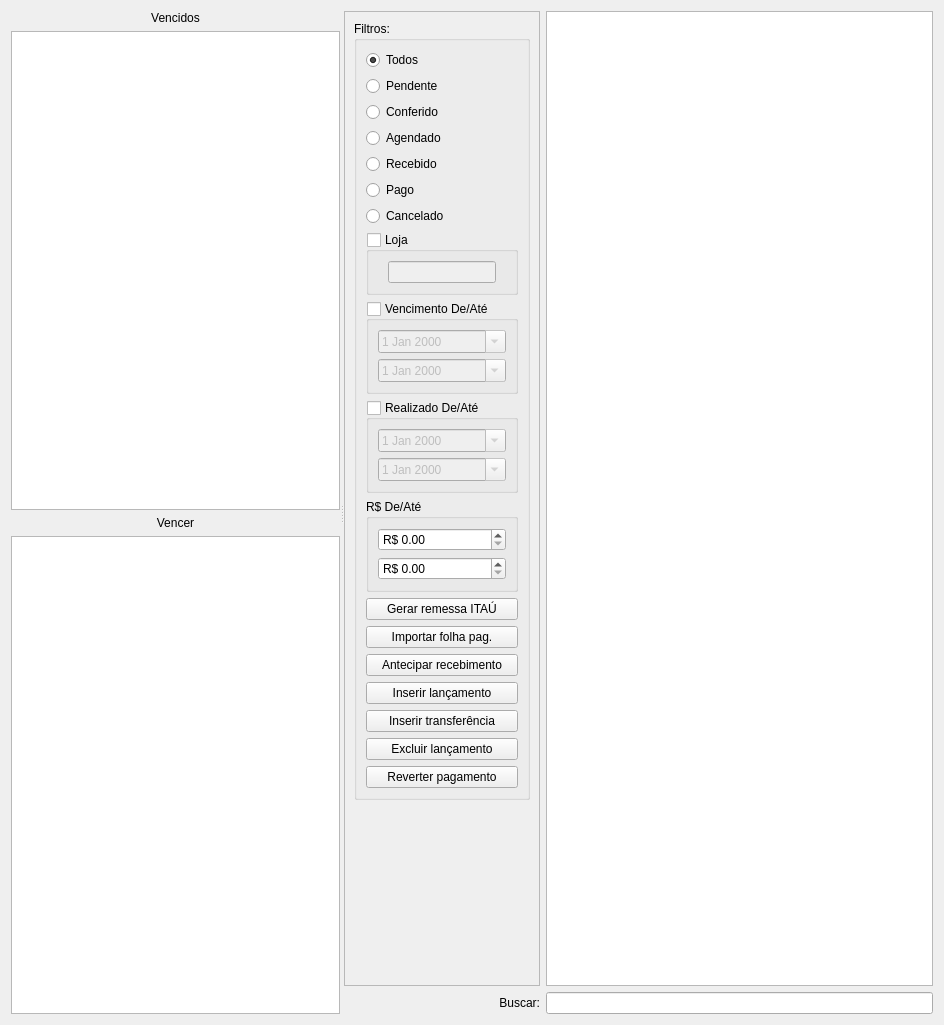
Old version of the form ui/widgetfinanceirocontas.ui in the repository darktorres/ERP-STACCATO.
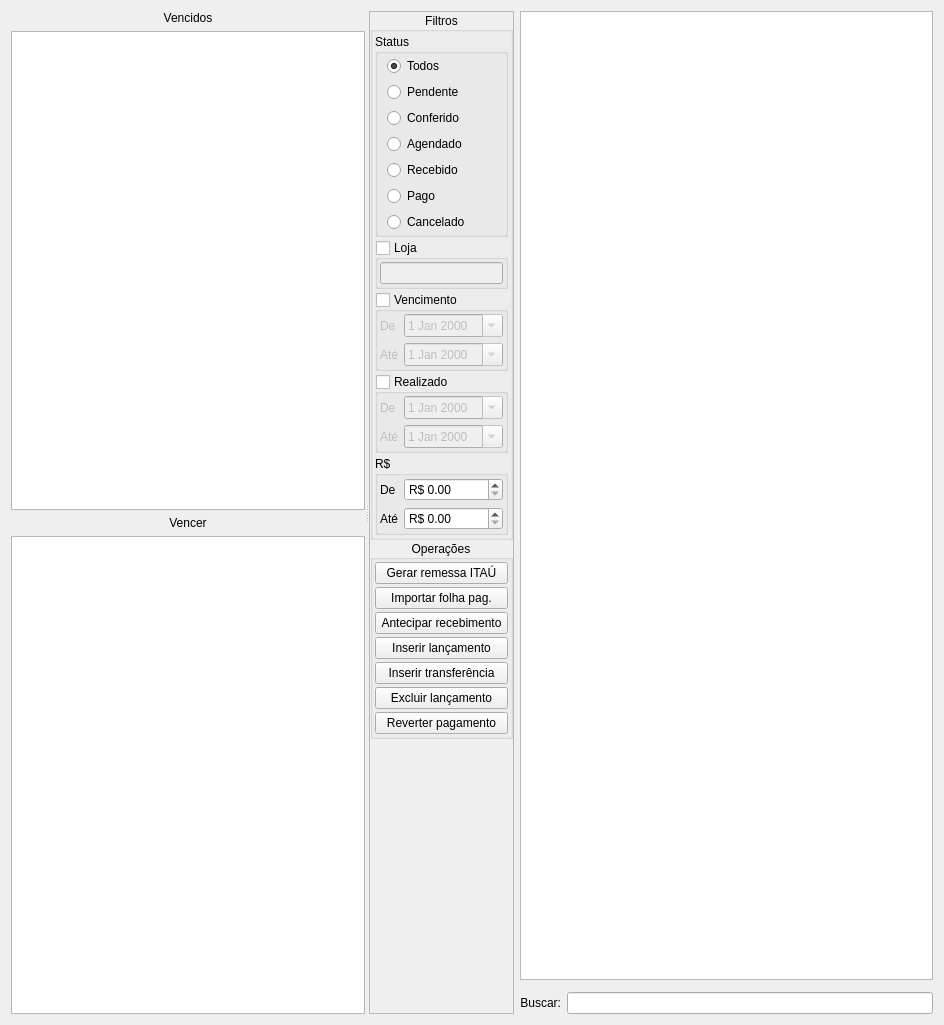
New version of the form. Custom widgets are drawn as their Qt base class.

Patch:
```diff
--- a/ui/widgetfinanceirocontas.ui
+++ b/ui/widgetfinanceirocontas.ui
@@ -83,28 +83,15 @@
      </widget>
      <widget class="QWidget" name="layoutWidget2">
       <layout class="QGridLayout" name="gridLayout_3">
-       <item row="2" column="0">
-        <widget class="QLabel" name="labelContasReceberBuscar">
-         <property name="enabled">
-          <bool>true</bool>
-         </property>
-         <property name="text">
-          <string>Buscar:</string>
-         </property>
-         <property name="alignment">
-          <set>Qt::AlignRight|Qt::AlignTrailing|Qt::AlignVCenter</set>
-         </property>
-        </widget>
-       </item>
-       <item row="2" column="1">
+       <item row="2" column="2">
         <widget class="QLineEdit" name="lineEditBusca">
          <property name="enabled">
           <bool>true</bool>
          </property>
         </widget>
        </item>
-       <item row="0" column="0">
-        <widget class="QScrollArea" name="scrollArea">
+       <item row="0" column="0" rowspan="3">
+        <widget class="ScrollArea" name="scrollArea">
          <property name="sizePolicy">
           <sizepolicy hsizetype="Preferred" vsizetype="Preferred">
            <horstretch>0</horstretch>
@@ -119,47 +106,197 @@
            <rect>
             <x>0</x>
             <y>0</y>
-            <width>183</width>
-            <height>975</height>
+            <width>192</width>
+            <height>1003</height>
            </rect>
           </property>
           <layout class="QGridLayout" name="gridLayout_7">
+           <property name="leftMargin">
+            <number>0</number>
+           </property>
+           <property name="topMargin">
+            <number>0</number>
+           </property>
+           <property name="rightMargin">
+            <number>0</number>
+           </property>
+           <property name="bottomMargin">
+            <number>0</number>
+           </property>
+           <property name="spacing">
+            <number>0</number>
+           </property>
+           <item row="2" column="0">
+            <spacer name="verticalSpacer_5">
+             <property name="orientation">
+              <enum>Qt::Vertical</enum>
+             </property>
+             <property name="sizeHint" stdset="0">
+              <size>
+               <width>0</width>
+               <height>0</height>
+              </size>
+             </property>
+            </spacer>
+           </item>
            <item row="0" column="0">
             <widget class="QGroupBox" name="groupBoxFiltros">
              <property name="enabled">
               <bool>true</bool>
              </property>
              <property name="title">
-              <string>Filtros:</string>
+              <string>Filtros</string>
              </property>
-             <layout class="QGridLayout" name="gridLayout_12">
-              <item row="16" column="0">
-               <widget class="QPushButton" name="pushButtonAdiantarRecebimento">
-                <property name="enabled">
-                 <bool>true</bool>
+             <property name="alignment">
+              <set>Qt::AlignCenter</set>
+             </property>
+             <layout class="QVBoxLayout" name="verticalLayout_5">
+              <property name="spacing">
+               <number>3</number>
+              </property>
+              <property name="leftMargin">
+               <number>2</number>
+              </property>
+              <property name="topMargin">
+               <number>2</number>
+              </property>
+              <property name="rightMargin">
+               <number>2</number>
+              </property>
+              <property name="bottomMargin">
+               <number>2</number>
+              </property>
+              <item>
+               <widget class="QGroupBox" name="groupBox_2">
+                <property name="title">
+                 <string>Status</string>
                 </property>
-                <property name="text">
-                 <string>Antecipar recebimento</string>
-                </property>
+                <layout class="QVBoxLayout" name="verticalLayout_2">
+                 <property name="topMargin">
+                  <number>2</number>
+                 </property>
+                 <property name="rightMargin">
+                  <number>2</number>
+                 </property>
+                 <property name="bottomMargin">
+                  <number>2</number>
+                 </property>
+                 <item>
+                  <widget class="QRadioButton" name="radioButtonTodos">
+                   <property name="enabled">
+                    <bool>true</bool>
+                   </property>
+                   <property name="text">
+                    <string>Todos</string>
+                   </property>
+                   <property name="checked">
+                    <bool>true</bool>
+                   </property>
+                  </widget>
+                 </item>
+                 <item>
+                  <widget class="QRadioButton" name="radioButtonPendente">
+                   <property name="enabled">
+                    <bool>true</bool>
+                   </property>
+                   <property name="text">
+                    <string>Pendente</string>
+                   </property>
+                  </widget>
+                 </item>
+                 <item>
+                  <widget class="QRadioButton" name="radioButtonConferido">
+                   <property name="enabled">
+                    <bool>true</bool>
+                   </property>
+                   <property name="text">
+                    <string>Conferido</string>
+                   </property>
+                  </widget>
+                 </item>
+                 <item>
+                  <widget class="QRadioButton" name="radioButtonAgendado">
+                   <property name="enabled">
+                    <bool>true</bool>
+                   </property>
+                   <property name="text">
+                    <string>Agendado</string>
+                   </property>
+                  </widget>
+                 </item>
+                 <item>
+                  <widget class="QRadioButton" name="radioButtonRecebido">
+                   <property name="enabled">
+                    <bool>true</bool>
+                   </property>
+                   <property name="text">
+                    <string>Recebido</string>
+                   </property>
+                  </widget>
+                 </item>
+                 <item>
+                  <widget class="QRadioButton" name="radioButtonPago">
+                   <property name="enabled">
+                    <bool>true</bool>
+                   </property>
+                   <property name="text">
+                    <string>Pago</string>
+                   </property>
+                  </widget>
+                 </item>
+                 <item>
+                  <widget class="QRadioButton" name="radioButtonCancelado">
+                   <property name="enabled">
+                    <bool>true</bool>
+                   </property>
+                   <property name="text">
+                    <string>Cancelado</string>
+                   </property>
+                  </widget>
+                 </item>
+                </layout>
                </widget>
               </item>
-              <item row="17" column="0">
-               <widget class="QPushButton" name="pushButtonInserirLancamento">
+              <item>
+               <widget class="QGroupBox" name="groupBoxLojas">
                 <property name="enabled">
                  <bool>true</bool>
                 </property>
-                <property name="text">
-                 <string>Inserir lançamento</string>
+                <property name="title">
+                 <string>Loja</string>
                 </property>
+                <property name="checkable">
+                 <bool>true</bool>
+                </property>
+                <property name="checked">
+                 <bool>false</bool>
+                </property>
+                <layout class="QVBoxLayout" name="verticalLayout">
+                 <property name="leftMargin">
+                  <number>2</number>
+                 </property>
+                 <property name="topMargin">
+                  <number>2</number>
+                 </property>
+                 <property name="rightMargin">
+                  <number>2</number>
+                 </property>
+                 <property name="bottomMargin">
+                  <number>2</number>
+                 </property>
+                 <item>
+                  <widget class="ItemBox" name="itemBoxLojas"/>
+                 </item>
+                </layout>
                </widget>
               </item>
-              <item row="10" column="0">
-               <widget class="QGroupBox" name="groupBoxRealizado">
+              <item>
+               <widget class="QGroupBox" name="groupBoxVencimento">
                 <property name="enabled">
                  <bool>true</bool>
                 </property>
                 <property name="title">
-                 <string>Realizado De/Até</string>
+                 <string>Vencimento</string>
                 </property>
                 <property name="checkable">
                  <bool>true</bool>
@@ -168,7 +305,95 @@
                  <bool>false</bool>
                 </property>
                 <layout class="QGridLayout" name="gridLayout_8">
+                 <property name="leftMargin">
+                  <number>2</number>
+                 </property>
+                 <property name="topMargin">
+                  <number>2</number>
+                 </property>
+                 <property name="rightMargin">
+                  <number>2</number>
+                 </property>
+                 <property name="bottomMargin">
+                  <number>2</number>
+                 </property>
+                 <item row="1" column="1">
+                  <widget class="QDateEdit" name="dateEditVencimentoAte">
+                   <property name="enabled">
+                    <bool>false</bool>
+                   </property>
+                   <property name="calendarPopup">
+                    <bool>true</bool>
+                   </property>
+                  </widget>
+                 </item>
+                 <item row="0" column="1">
+                  <widget class="QDateEdit" name="dateEditVencimentoDe">
+                   <property name="enabled">
+                    <bool>false</bool>
+                   </property>
+                   <property name="calendarPopup">
+                    <bool>true</bool>
+                   </property>
+                  </widget>
+                 </item>
+                 <item row="0" column="0">
+                  <widget class="QLabel" name="label_3">
+                   <property name="sizePolicy">
+                    <sizepolicy hsizetype="Maximum" vsizetype="Preferred">
+                     <horstretch>0</horstretch>
+                     <verstretch>0</verstretch>
+                    </sizepolicy>
+                   </property>
+                   <property name="text">
+                    <string>De</string>
+                   </property>
+                  </widget>
+                 </item>
                  <item row="1" column="0">
+                  <widget class="QLabel" name="label_4">
+                   <property name="sizePolicy">
+                    <sizepolicy hsizetype="Maximum" vsizetype="Preferred">
+                     <horstretch>0</horstretch>
+                     <verstretch>0</verstretch>
+                    </sizepolicy>
+                   </property>
+                   <property name="text">
+                    <string>Até</string>
+                   </property>
+                  </widget>
+                 </item>
+                </layout>
+               </widget>
+              </item>
+              <item>
+               <widget class="QGroupBox" name="groupBoxRealizado">
+                <property name="enabled">
+                 <bool>true</bool>
+                </property>
+                <property name="title">
+                 <string>Realizado</string>
+                </property>
+                <property name="checkable">
+                 <bool>true</bool>
+                </property>
+                <property name="checked">
+                 <bool>false</bool>
+                </property>
+                <layout class="QGridLayout" name="gridLayout_5">
+                 <property name="leftMargin">
+                  <number>2</number>
+                 </property>
+                 <property name="topMargin">
+                  <number>2</number>
+                 </property>
+                 <property name="rightMargin">
+                  <number>2</number>
+                 </property>
+                 <property name="bottomMargin">
+                  <number>2</number>
+                 </property>
+                 <item row="0" column="1">
                   <widget class="QDateEdit" name="dateEditRealizadoDe">
                    <property name="enabled">
                     <bool>false</bool>
@@ -178,7 +403,7 @@
                    </property>
                   </widget>
                  </item>
-                 <item row="2" column="0">
+                 <item row="1" column="1">
                   <widget class="QDateEdit" name="dateEditRealizadoAte">
                    <property name="enabled">
                     <bool>false</bool>
@@ -188,97 +413,54 @@
                    </property>
                   </widget>
                  </item>
-                </layout>
-               </widget>
-              </item>
-              <item row="0" column="0">
-               <widget class="QRadioButton" name="radioButtonTodos">
-                <property name="enabled">
-                 <bool>true</bool>
-                </property>
-                <property name="text">
-                 <string>Todos</string>
-                </property>
-                <property name="checked">
-                 <bool>true</bool>
-                </property>
-               </widget>
-              </item>
-              <item row="15" column="0">
-               <widget class="QPushButton" name="pushButtonImportarFolhaPag">
-                <property name="enabled">
-                 <bool>true</bool>
-                </property>
-                <property name="text">
-                 <string>Importar folha pag.</string>
-                </property>
-               </widget>
-              </item>
-              <item row="5" column="0">
-               <widget class="QRadioButton" name="radioButtonPago">
-                <property name="enabled">
-                 <bool>true</bool>
-                </property>
-                <property name="text">
-                 <string>Pago</string>
-                </property>
-               </widget>
-              </item>
-              <item row="4" column="0">
-               <widget class="QRadioButton" name="radioButtonRecebido">
-                <property name="enabled">
-                 <bool>true</bool>
-                </property>
-                <property name="text">
-                 <string>Recebido</string>
-                </property>
-               </widget>
-              </item>
-              <item row="8" column="0">
-               <widget class="QGroupBox" name="groupBoxLojas">
-                <property name="enabled">
-                 <bool>true</bool>
-                </property>
-                <property name="title">
-                 <string>Loja</string>
-                </property>
-                <property name="checkable">
-                 <bool>true</bool>
-                </property>
-                <property name="checked">
-                 <bool>false</bool>
-                </property>
-                <layout class="QGridLayout" name="gridLayout_2">
                  <item row="0" column="0">
-                  <widget class="ItemBox" name="itemBoxLojas">
+                  <widget class="QLabel" name="label_5">
                    <property name="sizePolicy">
-                    <sizepolicy hsizetype="Maximum" vsizetype="Fixed">
+                    <sizepolicy hsizetype="Maximum" vsizetype="Preferred">
                      <horstretch>0</horstretch>
                      <verstretch>0</verstretch>
                     </sizepolicy>
+                   </property>
+                   <property name="text">
+                    <string>De</string>
+                   </property>
+                  </widget>
+                 </item>
+                 <item row="1" column="0">
+                  <widget class="QLabel" name="label_6">
+                   <property name="sizePolicy">
+                    <sizepolicy hsizetype="Maximum" vsizetype="Preferred">
+                     <horstretch>0</horstretch>
+                     <verstretch>0</verstretch>
+                    </sizepolicy>
+                   </property>
+                   <property name="text">
+                    <string>Até</string>
                    </property>
                   </widget>
                  </item>
                 </layout>
                </widget>
               </item>
-              <item row="1" column="0">
-               <widget class="QRadioButton" name="radioButtonPendente">
-                <property name="enabled">
-                 <bool>true</bool>
-                </property>
-                <property name="text">
-                 <string>Pendente</string>
-                </property>
-               </widget>
-              </item>
-              <item row="11" column="0">
+              <item>
                <widget class="QGroupBox" name="groupBox">
                 <property name="title">
-                 <string>R$ De/Até</string>
+                 <string>R$</string>
                 </property>
-                <layout class="QGridLayout" name="gridLayout_5">
-                 <item row="0" column="0">
+                <layout class="QGridLayout" name="gridLayout_4">
+                 <property name="leftMargin">
+                  <number>2</number>
+                 </property>
+                 <property name="topMargin">
+                  <number>2</number>
+                 </property>
+                 <property name="rightMargin">
+                  <number>2</number>
+                 </property>
+                 <property name="bottomMargin">
+                  <number>2</number>
+                 </property>
+                 <item row="0" column="1">
                   <widget class="QDoubleSpinBox" name="doubleSpinBoxDe">
                    <property name="showGroupSeparator" stdset="0">
                     <bool>true</bool>
@@ -291,7 +473,7 @@
                    </property>
                   </widget>
                  </item>
-                 <item row="1" column="0">
+                 <item row="1" column="1">
                   <widget class="QDoubleSpinBox" name="doubleSpinBoxAte">
                    <property name="showGroupSeparator" stdset="0">
                     <bool>true</bool>
@@ -304,95 +486,110 @@
                    </property>
                   </widget>
                  </item>
-                </layout>
-               </widget>
-              </item>
-              <item row="9" column="0">
-               <widget class="QGroupBox" name="groupBoxVencimento">
-                <property name="enabled">
-                 <bool>true</bool>
-                </property>
-                <property name="title">
-                 <string>Vencimento De/Até</string>
-                </property>
-                <property name="checkable">
-                 <bool>true</bool>
-                </property>
-                <property name="checked">
-                 <bool>false</bool>
-                </property>
-                <layout class="QGridLayout" name="gridLayout_4">
+                 <item row="0" column="0">
+                  <widget class="QLabel" name="label_7">
+                   <property name="sizePolicy">
+                    <sizepolicy hsizetype="Maximum" vsizetype="Preferred">
+                     <horstretch>0</horstretch>
+                     <verstretch>0</verstretch>
+                    </sizepolicy>
+                   </property>
+                   <property name="text">
+                    <string>De</string>
+                   </property>
+                  </widget>
+                 </item>
                  <item row="1" column="0">
-                  <widget class="QDateEdit" name="dateEditVencimentoDe">
-                   <property name="enabled">
-                    <bool>false</bool>
+                  <widget class="QLabel" name="label_8">
+                   <property name="sizePolicy">
+                    <sizepolicy hsizetype="Maximum" vsizetype="Preferred">
+                     <horstretch>0</horstretch>
+                     <verstretch>0</verstretch>
+                    </sizepolicy>
                    </property>
-                   <property name="calendarPopup">
-                    <bool>true</bool>
-                   </property>
-                  </widget>
-                 </item>
-                 <item row="2" column="0">
-                  <widget class="QDateEdit" name="dateEditVencimentoAte">
-                   <property name="enabled">
-                    <bool>false</bool>
-                   </property>
-                   <property name="calendarPopup">
-                    <bool>true</bool>
+                   <property name="text">
+                    <string>Até</string>
                    </property>
                   </widget>
                  </item>
                 </layout>
                </widget>
               </item>
-              <item row="6" column="0">
-               <widget class="QRadioButton" name="radioButtonCancelado">
-                <property name="enabled">
-                 <bool>true</bool>
-                </property>
-                <property name="text">
-                 <string>Cancelado</string>
-                </property>
-               </widget>
-              </item>
-              <item row="18" column="0">
-               <widget class="QPushButton" name="pushButtonInserirTransferencia">
-                <property name="enabled">
-                 <bool>true</bool>
-                </property>
-                <property name="text">
-                 <string>Inserir transferência</string>
-                </property>
-               </widget>
-              </item>
-              <item row="3" column="0">
-               <widget class="QRadioButton" name="radioButtonAgendado">
-                <property name="enabled">
-                 <bool>true</bool>
-                </property>
-                <property name="text">
-                 <string>Agendado</string>
-                </property>
-               </widget>
-              </item>
-              <item row="20" column="0">
-               <widget class="QPushButton" name="pushButtonReverterPagamento">
-                <property name="enabled">
-                 <bool>true</bool>
-                </property>
-                <property name="text">
-                 <string>Reverter pagamento</string>
-                </property>
-               </widget>
-              </item>
-              <item row="14" column="0">
+             </layout>
+            </widget>
+           </item>
+           <item row="1" column="0">
+            <widget class="QGroupBox" name="groupBox_3">
+             <property name="title">
+              <string>Operações</string>
+             </property>
+             <property name="alignment">
+              <set>Qt::AlignCenter</set>
+             </property>
+             <layout class="QVBoxLayout" name="verticalLayout_6">
+              <property name="spacing">
+               <number>3</number>
+              </property>
+              <property name="leftMargin">
+               <number>2</number>
+              </property>
+              <property name="topMargin">
+               <number>2</number>
+              </property>
+              <property name="rightMargin">
+               <number>2</number>
+              </property>
+              <property name="bottomMargin">
+               <number>2</number>
+              </property>
+              <item>
                <widget class="QPushButton" name="pushButtonRemessaItau">
                 <property name="text">
                  <string>Gerar remessa ITAÚ</string>
                 </property>
                </widget>
               </item>
-              <item row="19" column="0">
+              <item>
+               <widget class="QPushButton" name="pushButtonImportarFolhaPag">
+                <property name="enabled">
+                 <bool>true</bool>
+                </property>
+                <property name="text">
+                 <string>Importar folha pag.</string>
+                </property>
+               </widget>
+              </item>
+              <item>
+               <widget class="QPushButton" name="pushButtonAdiantarRecebimento">
+                <property name="enabled">
+                 <bool>true</bool>
+                </property>
+                <property name="text">
+                 <string>Antecipar recebimento</string>
+                </property>
+               </widget>
+              </item>
+              <item>
+               <widget class="QPushButton" name="pushButtonInserirLancamento">
+                <property name="enabled">
+                 <bool>true</bool>
+                </property>
+                <property name="text">
+                 <string>Inserir lançamento</string>
+                </property>
+               </widget>
+              </item>
+              <item>
+               <widget class="QPushButton" name="pushButtonInserirTransferencia">
+                <property name="enabled">
+                 <bool>true</bool>
+                </property>
+                <property name="text">
+                 <string>Inserir transferência</string>
+                </property>
+               </widget>
+              </item>
+              <item>
                <widget class="QPushButton" name="pushButtonExcluirLancamento">
                 <property name="enabled">
                  <bool>true</bool>
@@ -402,37 +599,37 @@
                 </property>
                </widget>
               </item>
-              <item row="2" column="0">
-               <widget class="QRadioButton" name="radioButtonConferido">
+              <item>
+               <widget class="QPushButton" name="pushButtonReverterPagamento">
                 <property name="enabled">
                  <bool>true</bool>
                 </property>
                 <property name="text">
-                 <string>Conferido</string>
+                 <string>Reverter pagamento</string>
                 </property>
                </widget>
               </item>
              </layout>
             </widget>
            </item>
-           <item row="1" column="0">
-            <spacer name="verticalSpacer_5">
-             <property name="orientation">
-              <enum>Qt::Vertical</enum>
-             </property>
-             <property name="sizeHint" stdset="0">
-              <size>
-               <width>20</width>
-               <height>290</height>
-              </size>
-             </property>
-            </spacer>
-           </item>
           </layout>
          </widget>
         </widget>
        </item>
-       <item row="0" column="1">
+       <item row="2" column="1">
+        <widget class="QLabel" name="labelContasReceberBuscar">
+         <property name="enabled">
+          <bool>true</bool>
+         </property>
+         <property name="text">
+          <string>Buscar:</string>
+         </property>
+         <property name="alignment">
+          <set>Qt::AlignRight|Qt::AlignTrailing|Qt::AlignVCenter</set>
+         </property>
+        </widget>
+       </item>
+       <item row="0" column="1" colspan="2">
         <widget class="TableView" name="table">
          <property name="mouseTracking">
           <bool>true</bool>
@@ -466,6 +663,12 @@
    <extends>QTableView</extends>
    <header>src/tableview.h</header>
   </customwidget>
+  <customwidget>
+   <class>ScrollArea</class>
+   <extends>QScrollArea</extends>
+   <header>src/scrollarea.h</header>
+   <container>1</container>
+  </customwidget>
   <customwidget>
    <class>ItemBox</class>
    <extends>QLineEdit</extends>
```
Left out of the diff: 13 changed lines with no effect on the pictures.
